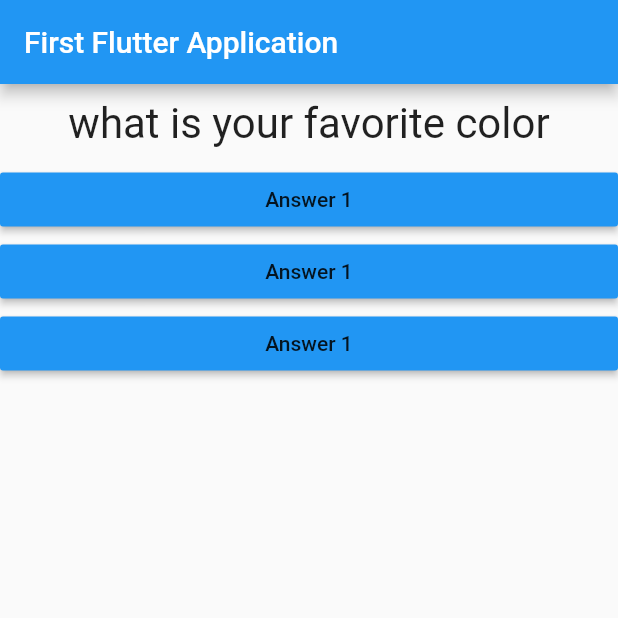
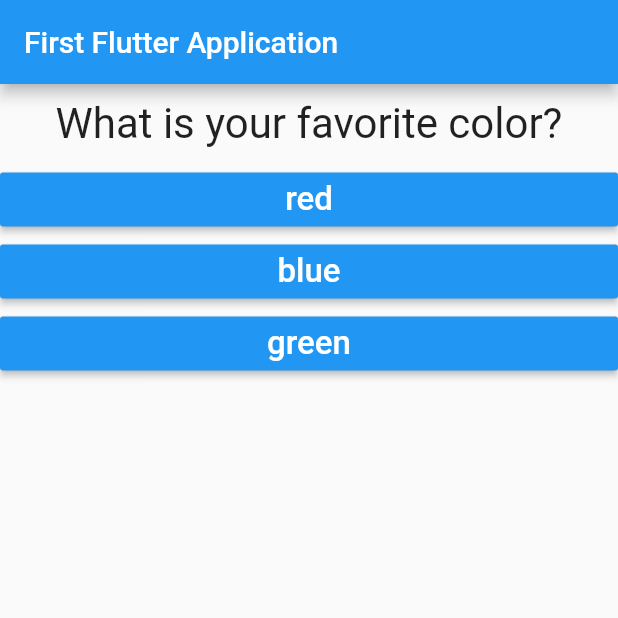
Before and after one commit to rajSon5512/flutter_app, a Flutter app: the screen it shows after launch, on a phone screen of 412 x 824 dp, the top half of it. Run offline on Flutter 3.47's test engine with Material 2 defaults, Android fonts, the phone set to English and light mode, and no system bars.

Commit message:
45 completed

```diff
--- a/lib/Answer.dart
+++ b/lib/Answer.dart
@@ -3,16 +3,18 @@ import 'package:flutter/material.dart';
 class Answer extends StatelessWidget {
 
   final Function selectHandlar;
+  final String answer;
 
-  Answer(this.selectHandlar);
+  Answer(this.selectHandlar,this.answer);
 
   @override
   Widget build(BuildContext context) {
     return Container(
       width: double.infinity,
       child: RaisedButton(
-        child: Text('Answer 1'),
+        child: Text(answer,style: TextStyle(fontSize: 22),),
         color: Colors.blue,
+        textColor: Colors.white,
         onPressed: selectHandlar,
       )
     );
--- a/lib/main.dart
+++ b/lib/main.dart
@@ -40,9 +40,9 @@ class _MyAppState extends State<MyApp>{
   @override
   Widget build(BuildContext context) {
 
-    var questions=['what is your favorite color',
-                    'what is your speed',
-                    'hello world'
+    var questions=[{'questiontext':'What is your favorite color?', 'answer':['red','blue','green']},
+                   {'questiontext':'Most favorite thing to eat?', 'answer':['panipuri','bhelpuri','pavbhaji']},
+                   {'questiontext':'What is your favorite activity?', 'answer':['run','read','music']},
                   ];
 
     return MaterialApp(                      //class with custorecurot
@@ -52,10 +52,10 @@ class _MyAppState extends State<MyApp>{
         ),
         body: Column(
           children: [
-            Question(questions[_questionIndex]),
-            Answer(answerQuestion),
-            Answer(answerQuestion),
-            Answer(answerQuestion),
+            Question(questions[_questionIndex]['questiontext']),
+            ...(questions[_questionIndex]['answer'] as List<String>).map((answer){
+                return Answer(answerQuestion,answer);
+            }).toList(),
           ],
         ),
       )
```
